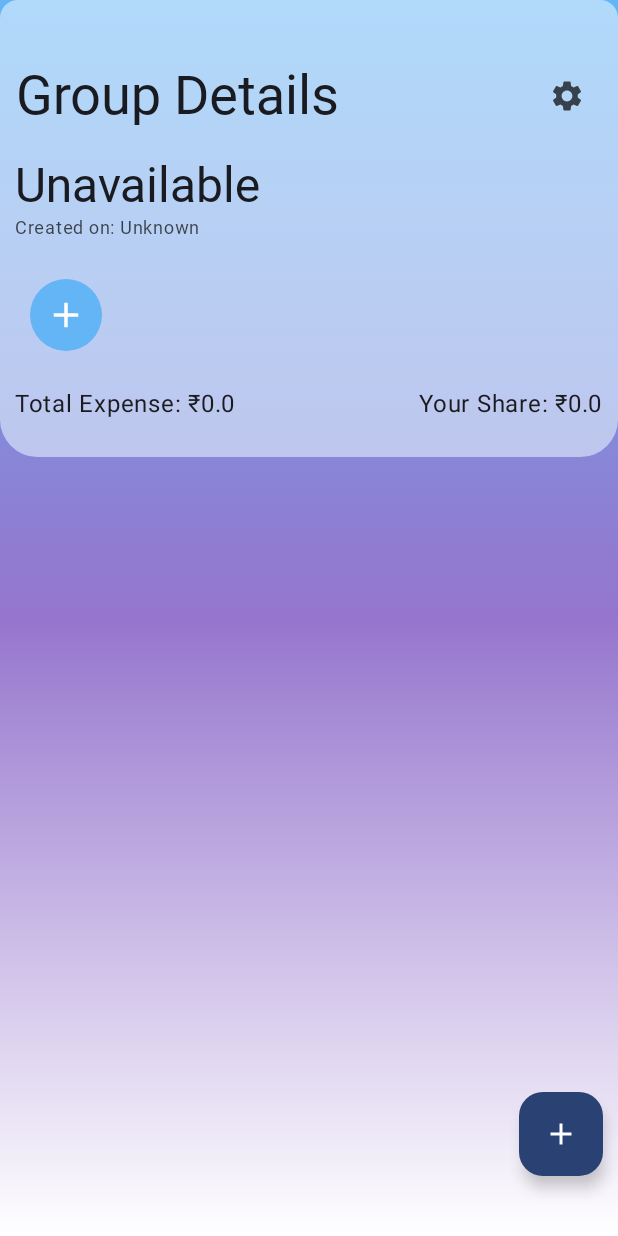
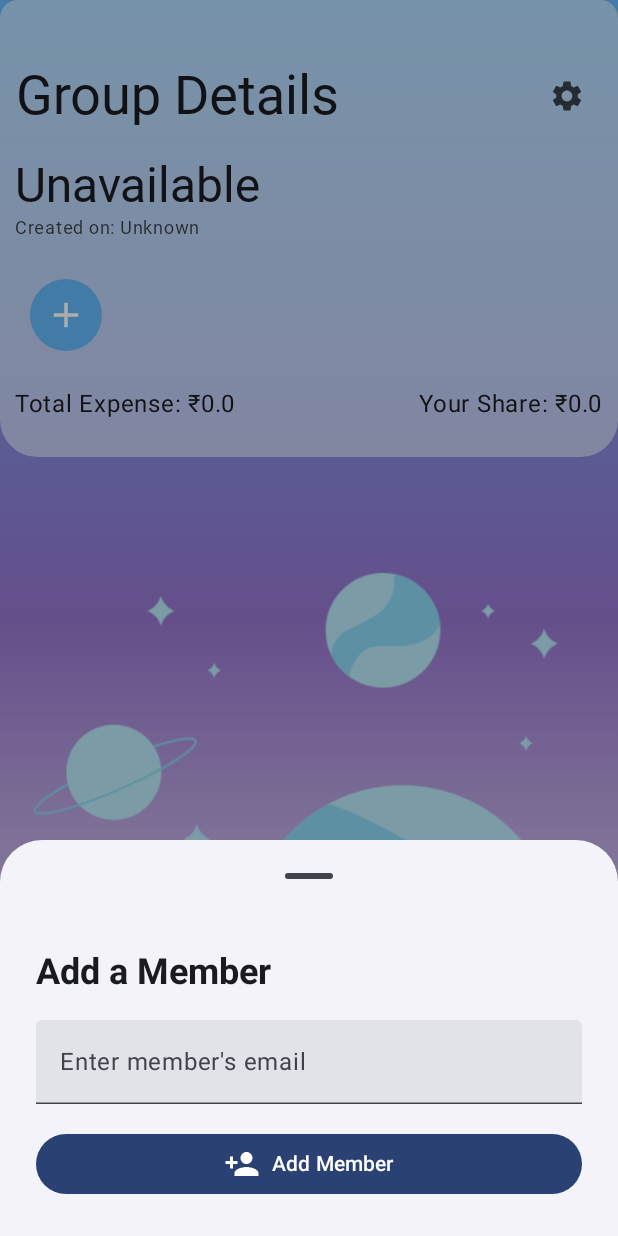
Before and after one commit to isarthaksharma1092/Splitezee, an Android app built with Jetpack Compose: the composable GroupDetailsPage called with empty values, after a tap on "Add Member", on a phone screen of 412 x 824 dp. Run offline under Robolectric (Android 15) with nearby library versions, the phone set to English and light mode, and no system bars; our stand-ins replace Dagger/Hilt's generated code, Material 3 Expressive styles (plain Material 3 is drawn), Room's generated code; pictures from the network do not load; Roboto replaces fonts that are not available here.

Commit message:
Adding Features

```diff
--- a/app/src/main/java/com/isarthaksharma/splitezee/appScreen/GroupDetailsPage.kt
+++ b/app/src/main/java/com/isarthaksharma/splitezee/appScreen/GroupDetailsPage.kt
@@ -1,19 +1,49 @@
 package com.isarthaksharma.splitezee.appScreen
 
+import android.content.Intent
 import android.widget.Toast
 import androidx.compose.foundation.Image
 import androidx.compose.foundation.background
 import androidx.compose.foundation.clickable
 import androidx.compose.foundation.isSystemInDarkTheme
-import androidx.compose.foundation.layout.*
+import androidx.compose.foundation.layout.Arrangement
+import androidx.compose.foundation.layout.Box
+import androidx.compose.foundation.layout.Column
+import androidx.compose.foundation.layout.ExperimentalLayoutApi
+import androidx.compose.foundation.layout.FlowRow
+import androidx.compose.foundation.layout.Row
+import androidx.compose.foundation.layout.Spacer
+import androidx.compose.foundation.layout.fillMaxSize
+import androidx.compose.foundation.layout.fillMaxWidth
+import androidx.compose.foundation.layout.height
+import androidx.compose.foundation.layout.padding
+import androidx.compose.foundation.layout.size
 import androidx.compose.foundation.shape.CircleShape
 import androidx.compose.foundation.shape.RoundedCornerShape
 import androidx.compose.material.icons.Icons
 import androidx.compose.material.icons.filled.Add
 import androidx.compose.material.icons.filled.Settings
-import androidx.compose.material3.*
-import androidx.compose.runtime.*
+import androidx.compose.material3.Button
+import androidx.compose.material3.Card
+import androidx.compose.material3.CardDefaults
+import androidx.compose.material3.ExperimentalMaterial3Api
+import androidx.compose.material3.ExperimentalMaterial3ExpressiveApi
+import androidx.compose.material3.Icon
+import androidx.compose.material3.IconButton
+import androidx.compose.material3.MaterialTheme
+import androidx.compose.material3.ModalBottomSheet
+import androidx.compose.material3.SnackbarHost
+import androidx.compose.material3.SnackbarHostState
+import androidx.compose.material3.Text
+import androidx.compose.material3.TextField
+import androidx.compose.runtime.Composable
+import androidx.compose.runtime.LaunchedEffect
+import androidx.compose.runtime.collectAsState
+import androidx.compose.runtime.getValue
+import androidx.compose.runtime.mutableStateOf
+import androidx.compose.runtime.remember
 import androidx.compose.runtime.saveable.rememberSaveable
+import androidx.compose.runtime.setValue
 import androidx.compose.ui.Alignment
 import androidx.compose.ui.Modifier
 import androidx.compose.ui.draw.clip
@@ -21,6 +51,7 @@ import androidx.compose.ui.graphics.Brush
 import androidx.compose.ui.graphics.Color
 import androidx.compose.ui.layout.ContentScale
 import androidx.compose.ui.platform.LocalContext
+import androidx.compose.ui.res.painterResource
 import androidx.compose.ui.text.font.Font
 import androidx.compose.ui.text.font.FontFamily
 import androidx.compose.ui.text.style.TextAlign
@@ -28,18 +59,27 @@ import androidx.compose.ui.text.style.TextOverflow
 import androidx.compose.ui.unit.dp
 import androidx.compose.ui.unit.sp
 import androidx.hilt.navigation.compose.hiltViewModel
-import coil.compose.rememberImagePainter
+import coil.compose.rememberAsyncImagePainter
 import com.isarthaksharma.splitezee.R
+import com.isarthaksharma.splitezee.localStorage.dataClass.GroupMemberDataClass
+import com.isarthaksharma.splitezee.ui.uiComponents.AddGroupExpense
+import com.isarthaksharma.splitezee.ui.uiComponents.AddGroupMember
 import com.isarthaksharma.splitezee.ui.uiComponents.AnimatedLiquidFAB
 import com.isarthaksharma.splitezee.viewModel.ViewModelGroupDetail
+import com.isarthaksharma.splitezee.viewModel.ViewModelSaveUserInfo
+import java.text.SimpleDateFormat
+import java.util.Date
+import java.util.Locale
 
-@OptIn(ExperimentalMaterial3Api::class,
+@OptIn(
+    ExperimentalMaterial3Api::class,
     ExperimentalMaterial3ExpressiveApi::class,
     ExperimentalLayoutApi::class
 )
 @Composable
 fun GroupDetailsPage(
     viewModelGroupDetail: ViewModelGroupDetail = hiltViewModel(),
+    viewModelSaveUserInfo: ViewModelSaveUserInfo = hiltViewModel(),
     groupId: String,
     goToGroupSettings: () -> Unit
 ) {
@@ -48,25 +88,32 @@ fun GroupDetailsPage(
         viewModelGroupDetail.getMembersByGroupId(groupId)
     }
 
-    val gradientColors = if (isSystemInDarkTheme()) { listOf(Color(0xFF1A237E), Color(0xFF9575CD), Color(0xFF000000)) }
-    else { listOf(Color(0xFF64B5F6), Color(0xFF9575CD), Color(0xFFFFFFFF))
+    val gradientColors = if (isSystemInDarkTheme()) {
+        listOf(Color(0xFF1A237E), Color(0xFF9575CD), Color(0xFF000000))
+    } else {
+        listOf(Color(0xFF64B5F6), Color(0xFF9575CD), Color(0xFFFFFFFF))
     }
 
-    val headerCardColor = if (isSystemInDarkTheme()) { Color(0xFF2E3B55).copy(alpha = 0.6f) }
-    else { Color(0xFFE3F2FD).copy(alpha = 0.6f) }
+    val headerCardColor = if (isSystemInDarkTheme()) {
+        Color(0xFF2E3B55).copy(alpha = 0.6f)
+    } else {
+        Color(0xFFE3F2FD).copy(alpha = 0.6f)
+    }
 
     val groupDetailPage by viewModelGroupDetail.groupDetails.collectAsState()
     val context = LocalContext.current
     var isEditSheetOpen by rememberSaveable { mutableStateOf(false) }
 
     val groupMembers by viewModelGroupDetail.groupMembers.collectAsState()
+    val snackbarHostState = remember { SnackbarHostState() }
 
+    var addGroupExpense by rememberSaveable { mutableStateOf(false) }
+    var addGroupMember by rememberSaveable { mutableStateOf(false) }
     Box(
         modifier = Modifier
             .fillMaxSize()
             .background(Brush.verticalGradient(colors = gradientColors))
     ) {
-
         Column(modifier = Modifier.fillMaxSize()) {
 
             // ****************** HEADER ******************
@@ -95,10 +142,7 @@ fun GroupDetailsPage(
                             textAlign = TextAlign.Center,
                         )
                         // Using IconButton for better click handling
-                        IconButton(onClick = {
-                            Toast.makeText(context, "Settings Clicked", Toast.LENGTH_SHORT).show()
-                            goToGroupSettings()
-                        }) {
+                        IconButton(onClick = { goToGroupSettings() }) {
                             Icon(
                                 Icons.Default.Settings,
                                 contentDescription = "Settings",
@@ -138,7 +182,12 @@ fun GroupDetailsPage(
                         horizontalArrangement = Arrangement.spacedBy(10.dp)
                     ) {
                         FlowRow(
-                            modifier = Modifier.fillMaxWidth().weight(1f).padding(10.dp)
+                            modifier = Modifier
+                                .fillMaxWidth()
+                                .weight(1f)
+                                .padding(10.dp),
+                            horizontalArrangement = Arrangement.spacedBy(12.dp),
+                            verticalArrangement = Arrangement.spacedBy(12.dp)
                         ) {
                             groupMembers.forEach { member ->
                                 Column(
@@ -152,19 +201,15 @@ fun GroupDetailsPage(
                                             .background(Color(0xFF64B5F6)),
                                         contentAlignment = Alignment.Center
                                     ) {
-                                        if(member.userId == null || member.userId == ""){
+                                        if (member.userId.isNullOrEmpty()) {
                                             Text(
                                                 member.displayName.first().toString(),
                                                 color = Color.White,
                                                 style = MaterialTheme.typography.bodyLarge
                                             )
-                                        }else{
-                                            val painter = rememberImagePainter(
-                                                data = member.profileImage,
-                                            )
-
+                                        } else {
                                             Image(
-                                                painter = painter,
+                                                painter = rememberAsyncImagePainter(member.profileImage),
                                                 contentDescription = "Profile image of ${member.displayName}",
                                                 modifier = Modifier.fillMaxSize(),
                                                 contentScale = ContentScale.Crop
@@ -188,7 +233,7 @@ fun GroupDetailsPage(
                                     .clip(CircleShape)
                                     .background(Color(0xFF64B5F6))
                                     .padding(10.dp)
-                                    .clickable { goToGroupSettings() }
+                                    .clickable { addGroupMember = true }
                             )
                         }
                     }
@@ -218,21 +263,46 @@ fun GroupDetailsPage(
                 Spacer(modifier = Modifier.height(16.dp))
 
             }
-            // ******** Floating Action Button
+
             Box(modifier = Modifier.padding(bottom = 30.dp)) {
+                Column(
+                    verticalArrangement = Arrangement.Center,
+                    horizontalAlignment = Alignment.CenterHorizontally,
+                    modifier = Modifier.fillMaxSize()
+                ) {
+                    Image(
+                        painterResource(R.drawable.group_nothing_found),
+                        contentDescription = "No Expense Added",
+                        contentScale = ContentScale.Fit,
+                        modifier = Modifier
+                            .align(Alignment.CenterHorizontally)
+                            .weight(.1f)
+                    )
+                }
                 AnimatedLiquidFAB(
-                    onShareClick = { Toast.makeText(context, "Share", Toast.LENGTH_SHORT).show() },
-                    onAddMemberClick = {
+                    onShareClick = {
+                        val share = Intent.createChooser(Intent().apply {
+                            action = Intent.ACTION_SEND
+                            putExtra(
+                                Intent.EXTRA_TEXT,
+                                "https://github.com/isarthaksharma1092/Splitezee/releases"
+                            )
+                            putExtra(Intent.EXTRA_TITLE, "Checkout Splitezee")
+                            flags = Intent.FLAG_GRANT_READ_URI_PERMISSION
+                        }, null)
+                        context.startActivity(share)
+                    },
+                    onInformationClick = {
                         Toast.makeText(context, "Add Member", Toast.LENGTH_SHORT).show()
                     },
                     onAddExpenseClick = {
-                        Toast.makeText(context, "Add Expense", Toast.LENGTH_SHORT).show()
+                        addGroupExpense = true
                     }
                 )
+
             }
         }
     }
-
     // ****************** Edit Group Modal ******************
     if (isEditSheetOpen) {
         ModalBottomSheet(onDismissRequest = { isEditSheetOpen = false }) {
@@ -251,9 +321,38 @@ fun GroupDetailsPage(
             }
         }
     }
+
+    if (addGroupExpense) {
+        AddGroupExpense(
+            onDismiss = { addGroupExpense = false },
+            groupMembers = groupMembers,
+        )
+    }
+
+    if (addGroupMember) {
+        val member = GroupMemberDataClass (
+            groupId = "randomGroupID",
+            userId = "savedUser.savedUser_ID ?",
+            email = "email",
+            displayName = "savedUser.savedUser_Name ?: email.substringBefore",
+            profileImage = "savedUser.savedUser_Profile",
+            registered = true
+        )
+        AddGroupMember(
+
+            onDismiss = { addGroupMember = false },
+            snackbarHostState = snackbarHostState,
+            onAddMember = {}
+//                { email ->
+//                viewModelGroupDetail.insertGroup(member)
+//            }
+        )
+    }
+
+    SnackbarHost(hostState = snackbarHostState)
 }
 
 fun formatDate(timestamp: Long): String {
-    val sdf = java.text.SimpleDateFormat("dd MMM yyyy", java.util.Locale.getDefault())
-    return sdf.format(java.util.Date(timestamp))
+    val sdf = SimpleDateFormat("dd MMM yyyy", Locale.getDefault())
+    return sdf.format(Date(timestamp))
 }
--- /dev/null
+++ b/app/src/main/java/com/isarthaksharma/splitezee/ui/uiComponents/AddGroupMember.kt
@@ -0,0 +1,128 @@
+package com.isarthaksharma.splitezee.ui.uiComponents
+
+import androidx.compose.foundation.layout.Arrangement
+import androidx.compose.foundation.layout.Column
+import androidx.compose.foundation.layout.Spacer
+import androidx.compose.foundation.layout.fillMaxWidth
+import androidx.compose.foundation.layout.padding
+import androidx.compose.foundation.layout.size
+import androidx.compose.foundation.layout.width
+import androidx.compose.material.icons.Icons
+import androidx.compose.material.icons.filled.PersonAdd
+import androidx.compose.material3.Button
+import androidx.compose.material3.CircularProgressIndicator
+import androidx.compose.material3.ExperimentalMaterial3Api
+import androidx.compose.material3.Icon
+import androidx.compose.material3.MaterialTheme
+import androidx.compose.material3.ModalBottomSheet
+import androidx.compose.material3.SnackbarHostState
+import androidx.compose.material3.Text
+import androidx.compose.material3.TextField
+import androidx.compose.runtime.Composable
+import androidx.compose.runtime.getValue
+import androidx.compose.runtime.mutableStateOf
+import androidx.compose.runtime.remember
+import androidx.compose.runtime.setValue
+import androidx.compose.ui.Modifier
+import androidx.compose.ui.graphics.Color
+import androidx.compose.ui.text.font.FontWeight
+import androidx.compose.ui.unit.dp
+import kotlinx.coroutines.CoroutineScope
+import kotlinx.coroutines.Dispatchers
+import kotlinx.coroutines.launch
+
+@OptIn(ExperimentalMaterial3Api::class)
+@Composable
+fun AddGroupMember(
+    onDismiss: () -> Unit,
+    onAddMember: () -> Unit,
+    snackbarHostState: SnackbarHostState
+) {
+    var emailInput by remember { mutableStateOf("") }
+    var isError by remember { mutableStateOf(false) }
+    var isLoading by remember { mutableStateOf(false) }
+
+    ModalBottomSheet(onDismissRequest = onDismiss) {
+        Column(
+            modifier = Modifier
+                .padding(24.dp)
+                .fillMaxWidth(),
+            verticalArrangement = Arrangement.spacedBy(16.dp)
+        ) {
+            Text(
+                "Add a Member",
+                style = MaterialTheme.typography.headlineSmall,
+                fontWeight = FontWeight.Bold
+            )
+
+            TextField(
+                value = emailInput,
+                onValueChange = {
+                    emailInput = it
+                    isError = false
+                },
+                label = { Text("Enter member's email") },
+                isError = isError,
+                modifier = Modifier.fillMaxWidth()
+            )
+
+            if (isError) {
+                Text("Please enter a valid email.", color = Color.Red)
+            }
+
+            Button(
+                onClick = {
+                    if (emailInput.isNotBlank() &&
+                        android.util.Patterns.EMAIL_ADDRESS.matcher(emailInput).matches()
+                    ) {
+
+                        isLoading = true
+
+                        // Simulate async add
+                        CoroutineScope(Dispatchers.Main).launch {
+                            isLoading = false
+                            val success = true
+                            onDismiss()
+                            snackbarHostState.showSnackbar(
+                                if (success) "Member added successfully!"
+                                else "User not found or failed to add."
+                            )
+                        }
+
+                    } else {
+                        isError = true
+                    }
+                },
+                modifier = Modifier.fillMaxWidth(),
+                enabled = !isLoading
+            ) {
+                if (isLoading) {
+                    CircularProgressIndicator(
+                        color = Color.White,
+                        modifier = Modifier.size(20.dp)
+                    )
+                } else {
+                    Icon(Icons.Default.PersonAdd, contentDescription = null)
+                    Spacer(Modifier.width(8.dp))
+                    Text("Add Member")
+                }
+            }
+        }
+    }
+}
+
+//    3. Composable Usage
+//            kotlin
+//    Copy
+//    Edit
+//    if (isAddMemberSheetVisible) {
+//        AddMemberBottomSheet(
+//            onDismiss = { isAddMemberSheetVisible = false },
+//            snackbarHostState = snackbarHostState,
+//            onAddMember = { email ->
+//                viewModelGroupDetail.addMemberToGroup(email, groupId)
+//            }
+//        )
+//    }
+//
+//    SnackbarHost(hostState = snackbarHostState)
```
Also changed, not shown: app/src/main/java/com/isarthaksharma/splitezee/ui/uiComponents/AddGroupExpense.kt (added, +199 -0 lines), app/src/main/java/com/isarthaksharma/splitezee/ui/uiComponents/AnimatedLiquidFAB.kt (+41 -33 lines), app/src/main/res/drawable/group_nothing_found.png (added).
